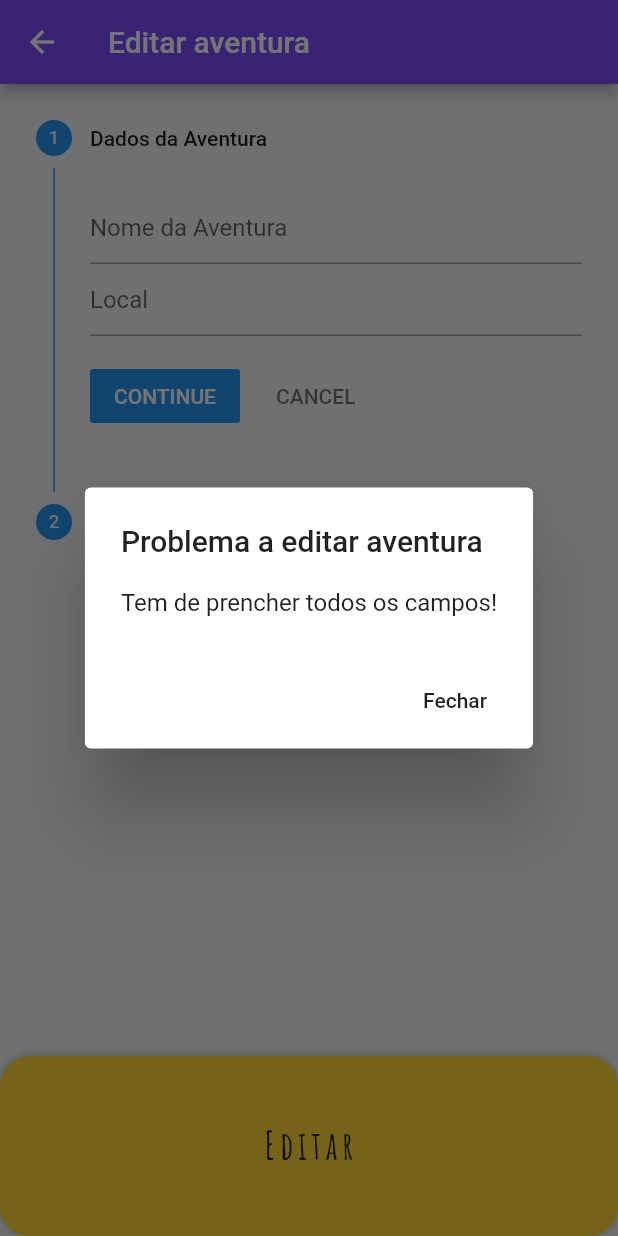
After one commit to S-Andrade/guiaPequenosAventureiros, a Flutter app: the AventuraEdit screen opened directly, after a tap on "Editar", on a phone screen of 412 x 824 dp. The commit adds this screen. Run offline on Flutter 3.47's test engine with Material 2 defaults, Android fonts, the phone set to English and light mode, and no system bars; our stand-ins replace cloud_firestore, firebase_auth, firebase_storage, fluttertoast, image_picker; missing offline and left inert: back_button_interceptor; accounts and stored records are empty.

Commit message:
no bugs... i think, i hope

```diff
--- /dev/null
+++ b/app_moderadores/guia_pa_moderadores/lib/screens/aventura/aventura_edit.dart
@@ -0,0 +1,352 @@
+import 'package:cloud_firestore/cloud_firestore.dart';
+import 'package:flutter/material.dart';
+import 'package:firebase_auth/firebase_auth.dart';
+import 'package:guia_pa_moderadores/screens/home_screen.dart';
+import '../../services/database.dart';
+import 'package:provider/provider.dart';
+import '../historia/historia.dart';
+import 'aventura.dart';
+import 'package:firebase_storage/firebase_storage.dart';
+import 'package:uuid/uuid.dart';
+import 'package:path/path.dart' as path;
+import '../historia/historia_create.dart';
+import 'package:flutter/cupertino.dart';
+import '../turma/turma.dart';
+import '../../services/password_generator.dart';
+import 'dart:io';
+import 'package:path_provider/path_provider.dart';
+import '../escola/escola.dart';
+
+
+
+
+
+
+class AventuraEdit extends StatefulWidget {
+  FirebaseUser user;
+  Aventura aventura;
+  AventuraEdit({this.user, this.aventura});
+
+
+  @override
+  _AventuraEdit createState() => _AventuraEdit(user:user, aventura:aventura);
+}
+
+class _AventuraEdit extends State<AventuraEdit> {
+
+   FirebaseUser user;
+  Aventura aventura;
+  _AventuraEdit({this.user, this.aventura});
+
+
+    final _formKeyAventura = GlobalKey<FormState>();
+    final _formKeyHistoria = GlobalKey<FormState>();
+
+
+
+
+
+
+  List<Historia> listHistorias;
+  List<Aventura> listAventura;
+  String dropdownValue = "Historia";
+  var listDropdown = <String>["Historia"];
+  var image;
+
+  int currentStep = 0;
+
+  String _aventura_nome;
+  String _aventura_local;
+
+
+
+
+  @override
+  Widget build(BuildContext context) {
+
+    List<Step> steps =[
+      Step(
+        title: const Text('Dados da Aventura'),
+        isActive: true,
+        state: StepState.indexed,
+        content: Column(
+          children: <Widget>[
+
+            Form(
+          key: _formKeyAventura,
+          child: Column(children: <Widget>[
+             TextFormField(
+                          validator: (input) {
+                            if (input.isEmpty) {
+                              return 'Nome da aventura não inserido';
+                            }
+                          },
+
+                          decoration: InputDecoration(
+                            hintText: 'Nome da Aventura   '
+                          ),
+                          onSaved: (input) => _aventura_nome = input,
+                      ),
+                      TextFormField(
+                          validator: (input) {
+                            if (input.isEmpty) {
+                              return 'Local não inserido';
+                            }
+                          },
+
+                          decoration: InputDecoration(
+                            hintText: 'Local   '
+                          ),
+                          onSaved: (input) => _aventura_local = input,
+                          ),
+          ],) )
+
+              ])
+      ),
+      Step(
+        title: const Text('Dados da Historia'),
+        isActive: true,
+        state: StepState.indexed,
+        content: Column(
+          children: <Widget>[
+          Form(
+          key: _formKeyHistoria,
+          child: Column(children: <Widget>[
+             DropdownButtonFormField<String>(
+                          value: dropdownValue,
+                          icon: Icon(Icons.arrow_downward),
+                          iconSize: 24,
+                          elevation: 16,
+                          style: TextStyle(
+                            color: Colors.deepPurple
+                          ),
+                          validator: (value){
+                             if (value == "Historia") {
+                              return 'Historia não selecionada';
+                            }
+                          },
+                          onChanged: (String newValue) {
+                            setState(() {
+                              dropdownValue = newValue;
+                            });
+                          },
+                          items: listDropdown
+                            .map<DropdownMenuItem<String>>((String value) {
+                              //print(value);
+                              return DropdownMenuItem<String>(
+                                value: value,
+                                child: Text(value),
+                              );
+                            })
+                            .toList(),
+                        ),
+          ])),
+
+
+              IconButton(icon: Icon(Icons.add), onPressed: (){addHistoria();}),
+              ])
+      )];
+
+
+    goTo(int step) {
+      setState(() => currentStep = step);
+    }
+
+    next() {
+      if(currentStep == 0){
+         if(_formKeyAventura.currentState.validate()){
+          _formKeyAventura.currentState.save();
+          goTo(currentStep + 1);
+          }
+      }
+      if(currentStep == 1){
+        if(_formKeyHistoria.currentState.validate()){
+          _formKeyHistoria.currentState.save();
+
+          showDialog(
+            context: context,
+            builder: (BuildContext context) {
+              // retorna um objeto do tipo Dialog
+              return AlertDialog(
+                title: new Text("Pronto a criar"),
+                content: new Text("Está pronto para editar uma nova aventura!"),
+                actions: <Widget>[
+                  // define os botões na base do dialogo
+                  new FlatButton(
+                    child: new Text("Fechar"),
+                    onPressed: () {
+                      Navigator.of(context).pop();
+                    },
+                  ),
+                ],
+              );
+            },
+          );
+
+          }
+      }
+    }
+
+    cancel(){
+      if(currentStep == 0){
+         _formKeyAventura.currentState.reset();
+      }
+      if(currentStep == 1){
+        setState(() {
+          dropdownValue = "Historia";
+        });
+      }
+    }
+
+
+
+
+    return MultiProvider(
+      providers: [
+        StreamProvider<List<Historia>>.value(value: DatabaseService().historia),
+        StreamProvider<List<Aventura>>.value(value: DatabaseService().aventura),
+      ],
+      child: Builder(
+        builder: (BuildContext context) {
+          return FutureBuilder<void>(
+            future: getLists(context),
+            builder: (context, AsyncSnapshot<void> snapshot) {
+          return Scaffold(
+              appBar: AppBar(
+                    title: Text('Editar aventura'),
+                  ),
+                  body: Column(children: <Widget>[
+                    Expanded(
+                      child: Stepper(
+                        steps: steps,
+                        currentStep: currentStep,
+                        onStepContinue: next,
+                        onStepTapped: (step) => goTo(step),
+                        onStepCancel: cancel,
+                      ),
+                    ),
+
+                    GestureDetector(
+                                onTap: () {
+                                  print('Editar');
+                                  edit(context);
+                                },
+                                child: Container(
+                                  width: 460,
+                                  height: 120,
+                                  decoration: BoxDecoration(
+                                      color: Colors.yellow[600],
+                                      borderRadius: BorderRadius.circular(20.0),
+                                      boxShadow: [
+                                        BoxShadow(
+                                          color: Colors.black26,
+                                          blurRadius: 4.0,
+                                        )
+                                      ]),
+                                  child: Center(
+                                      child: Text(
+                                    'Editar',
+                                    style: TextStyle(
+                                        fontSize: 26.0,
+                                        letterSpacing: 3,
+                                        fontWeight: FontWeight.bold,
+                                        fontFamily: 'Amatic SC'),
+                                  )),
+                                ),
+                              )
+
+                  ]));
+
+
+
+            });}));
+
+
+  }
+
+
+
+  Future<void> addHistoria() async{
+    Navigator.push(context, MaterialPageRoute(builder: (context) => HistoriaCreate()));
+  }
+
+    Future<void> getLists(BuildContext context) async{
+      await getListAventura(context);
+      //print(listAventura);
+      await getListHiostoria(context);
+      //print(listHistorias);
+
+      listDropdown = <String>["Historia"];
+      //print(listDropdown);
+      if(listHistorias != null){
+        for (Historia h in  listHistorias){
+          listDropdown.add(h.titulo);
+        }
+      }
+      //print(listDropdown);
+
+    }
+
+
+
+    Future<void> getListAventura(BuildContext context) async{
+      listAventura = Provider.of<List<Aventura>>(context, listen: false);
+    }
+    Future<void> getListHiostoria(BuildContext context) async{
+      listHistorias = Provider.of<List<Historia>>(context, listen: false);
+    }
+
+
+    Future<void> edit(BuildContext context) async {
+
+      await getListAventura(context);
+      print(listAventura);
+      await getListHiostoria(context);
+      print(listHistorias);
+
+       if(_aventura_nome  == null || _aventura_local == null || dropdownValue == "Historia" ){
+
+       showDialog(
+            context: context,
+            builder: (BuildContext context) {
+              // retorna um objeto do tipo Dialog
+              return AlertDialog(
+                title: new Text("Problema a editar aventura"),
+                content: new Text("Tem de prencher todos os campos!"),
+                actions: <Widget>[
+                  // define os botões na base do dialogo
+                  new FlatButton(
+                    child: new Text("Fechar"),
+                    onPressed: () {
+                      Navigator.of(context).pop();
+                    },
+                  ),
+                ],
+              );
+            },
+          );
+
+    }else{
+      if (listHistorias != null && listAventura !=null){
+        //get id historia
+        String id_historia = "";
+        for(Historia h in listHistorias){
+          if (h.titulo == dropdownValue){
+            id_historia = h.id;
+          }
+        }
+
+
+        //edit AVENTURA
+          DatabaseService().updateAventuraData(aventura.id, id_historia, Timestamp.now(), _aventura_local, aventura.escolas, user.email, _aventura_nome);
+          print("Editei uma Aventura!");
+
+        //back to homepage
+        Navigator.push(context, MaterialPageRoute(builder: (context) => HomeScreen(user:user)));
+      }
+    }
+
+
+    }
+
+}
--- a/app_moderadores/guia_pa_moderadores/lib/screens/aventura/aventura_list.dart
+++ b/app_moderadores/guia_pa_moderadores/lib/screens/aventura/aventura_list.dart
@@ -30,7 +30,7 @@ class _AventuraListState extends State<AventuraList> {
               return ListView.builder(
                 itemCount: aventuras.length,
                 itemBuilder: (context,index) {
-                  return AventuraTile(aventura: aventuras[index]);
+                  return AventuraTile(user:user, aventura: aventuras[index]);
                 }
               );
             }
--- a/app_moderadores/guia_pa_moderadores/lib/screens/aventura/aventura_tile.dart
+++ b/app_moderadores/guia_pa_moderadores/lib/screens/aventura/aventura_tile.dart
@@ -1,11 +1,15 @@
 import 'aventura.dart';
 import 'package:flutter/material.dart';
 import 'aventura_option.dart';
+import 'aventura_edit.dart';
+import 'package:firebase_auth/firebase_auth.dart';
+
 
 class AventuraTile extends StatelessWidget {
 
   final Aventura aventura;
-  AventuraTile({ this.aventura });
+  final FirebaseUser user;
+  AventuraTile({ this.user, this.aventura });
 
   @override
   Widget build(BuildContext context) {
@@ -22,6 +26,9 @@ class AventuraTile extends StatelessWidget {
           child: ListTile(
             title: Text(aventura.nome),
             subtitle: Text(aventura.moderador),
+            trailing: IconButton(icon: Icon(Icons.edit), onPressed: (){
+               Navigator.push(context, MaterialPageRoute(builder: (context) => AventuraEdit(user: user , aventura: aventura)));
+            }),
           ),
         ),
       ),
```
Also changed, not shown: app_moderadores/guia_pa_moderadores/lib/screens/aventura/aventura_create.dart (+78 -18 lines), app_moderadores/guia_pa_moderadores/lib/screens/login/login_screen_tablet.dart (+24 -4 lines).
